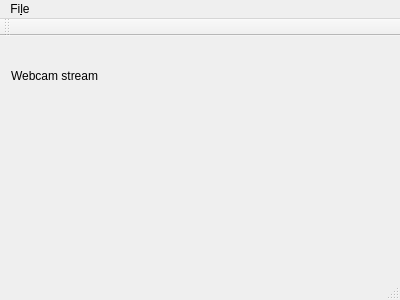
Old version of the form facialrecognition.ui in the repository galeone/face-miner.
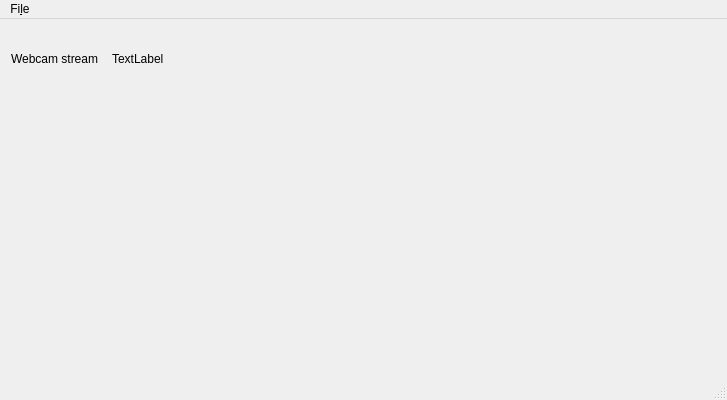
New version of the form. Custom widgets are drawn as their Qt base class.

Patch:
```diff
--- a/facialrecognition.ui
+++ b/facialrecognition.ui
@@ -9,8 +9,8 @@
    <rect>
     <x>0</x>
     <y>0</y>
-    <width>400</width>
-    <height>300</height>
+    <width>727</width>
+    <height>400</height>
    </rect>
   </property>
   <property name="windowTitle">
@@ -44,6 +44,23 @@
        <property name="text">
         <string>Webcam stream</string>
        </property>
+       <property name="scaledContents">
+        <bool>true</bool>
+       </property>
+      </widget>
+     </item>
+     <item row="0" column="1">
+      <spacer name="horizontalSpacer">
+       <property name="orientation">
+        <enum>Qt::Horizontal</enum>
+       </property>
+      </spacer>
+     </item>
+     <item row="0" column="2">
+      <widget class="VideoStreamView" name="_trainingStreamView">
+       <property name="text">
+        <string>TextLabel</string>
+       </property>
       </widget>
      </item>
     </layout>
@@ -54,8 +71,8 @@
     <rect>
      <x>0</x>
      <y>0</y>
-     <width>400</width>
-     <height>29</height>
+     <width>727</width>
+     <height>30</height>
     </rect>
    </property>
    <widget class="QMenu" name="menuFile">
@@ -66,14 +83,6 @@
    </widget>
    <addaction name="menuFile"/>
   </widget>
-  <widget class="QToolBar" name="mainToolBar">
-   <attribute name="toolBarArea">
-    <enum>TopToolBarArea</enum>
-   </attribute>
-   <attribute name="toolBarBreak">
-    <bool>false</bool>
-   </attribute>
-  </widget>
   <widget class="QStatusBar" name="statusBar"/>
   <action name="actionClose">
    <property name="text">
```
